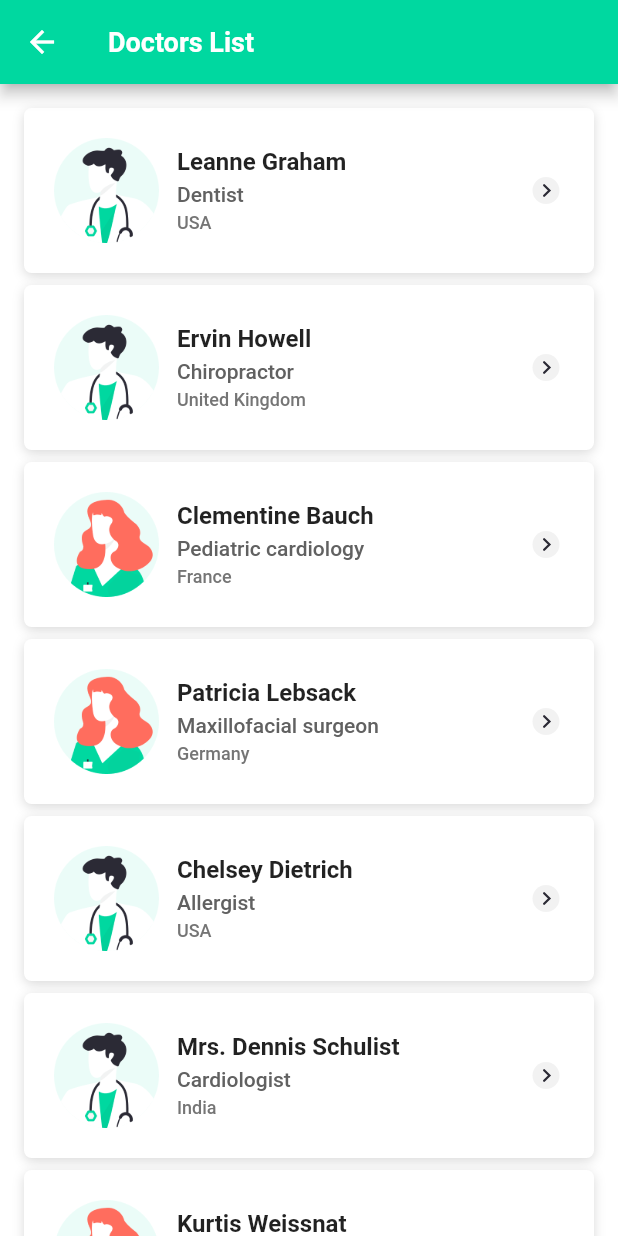
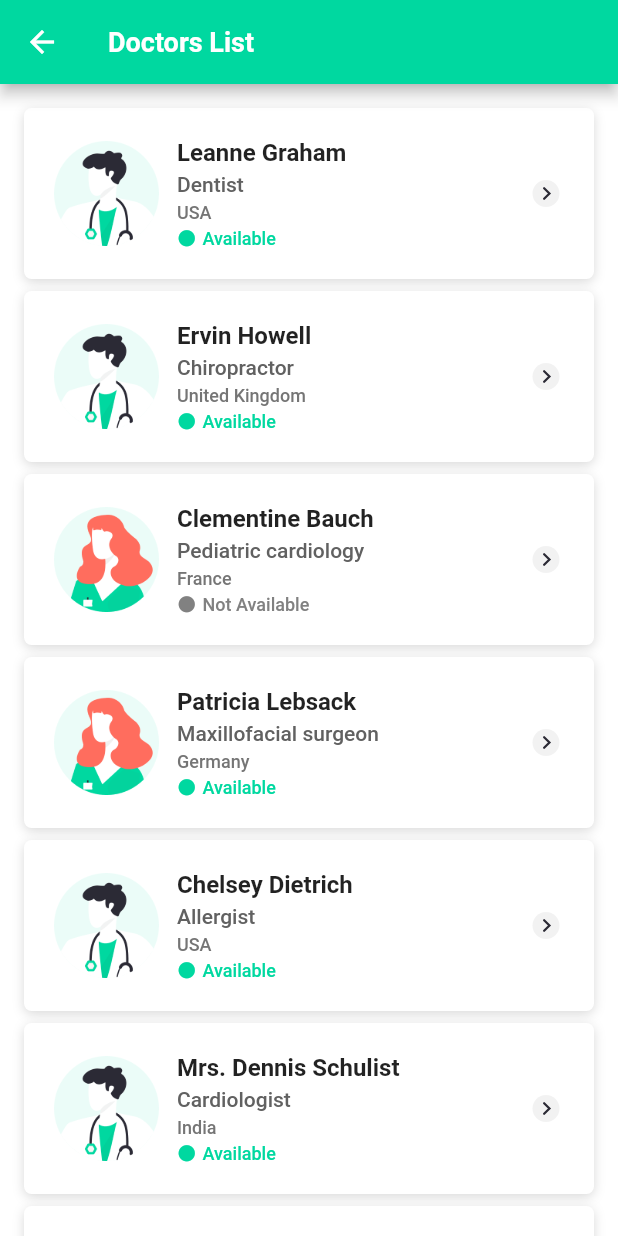
Before and after one commit to Djamel96/doctoVirt, a Flutter app: the DoctorsListMainScreen screen opened directly, on a phone screen of 412 x 824 dp. Run offline on Flutter 3.47's test engine with Material 2 defaults, Android fonts, the phone set to English and light mode, and no system bars; our stand-ins replace email_validator, flutter_keyboard_visibility, flutter_svg, get, permission_handler, shared_preferences; missing offline and left inert: agora_rtc_engine; accounts and stored records are empty; Roboto replaces fonts that are missing (DMSans).

Commit message:
add doctor availability

```diff
--- a/lib/doctor/screens/patient_request_screen.dart
+++ b/lib/doctor/screens/patient_request_screen.dart
@@ -1,5 +1,8 @@
+import 'package:doctovirt/chooseProfile/choose_profile_type_screen.dart';
 import 'package:doctovirt/doctor/widgets/one_patient_request_widget.dart';
+import 'package:doctovirt/elements/custom_inkwell.dart';
 import 'package:flutter/material.dart';
+import 'package:get/get.dart';
 
 class PatientRequestScreen extends StatefulWidget {
   const PatientRequestScreen({super.key});
@@ -15,10 +18,30 @@ class _PatientRequestScreenState extends State<PatientRequestScreen> {
       appBar: AppBar(
         title: const Text("Patients requests"),
         automaticallyImplyLeading: false,
+        actions: [
+          CustomInKWell(
+            onTap: () {
+              Get.offAll(() => const ChooseProfileTypeScreen());
+            },
+            child: Container(
+              alignment: Alignment.center,
+              padding: const EdgeInsets.only(right: 20),
+              child: const Text(
+                "Logout",
+                style: TextStyle(
+                    fontSize: 16,
+                    fontWeight: FontWeight.w600,
+                    color: Colors.white),
+              ),
+            ),
+          ),
+        ],
       ),
       body: ListView(
         padding: const EdgeInsets.all(20),
-        children: [OnePatientRequestWidget()],
+        children: const [
+          OnePatientRequestWidget(),
+        ],
       ),
     );
   }
--- a/lib/doctorsList/models/doctor.dart
+++ b/lib/doctorsList/models/doctor.dart
@@ -37,6 +37,8 @@ class Doctor {
     required this.specialty,
     required this.gender,
     required this.country,
+    required this.hasFree,
+    required this.isActive,
   });
 
   final int id;
@@ -49,6 +51,8 @@ class Doctor {
   final Specialty specialty;
   final int gender;
   final String country;
+  final bool isActive;
+  final bool hasFree;
 
   factory Doctor.fromJson(Map<String, dynamic> json) => Doctor(
       id: json["id"],
@@ -62,7 +66,8 @@ class Doctor {
       specialty: Specialty.fromJson(json["specialty"]),
       gender: json['gender'],
       country: json['country'],
-      );
+      isActive: json['isActive'],
+      hasFree: json['hasFree']);
 
   Map<String, dynamic> toJson() => {
         "id": id,
--- a/lib/doctorsList/models/doctor_list.dart
+++ b/lib/doctorsList/models/doctor_list.dart
@@ -16,6 +16,8 @@ List doctors = [
     "website": "hildegard.org",
     "specialty": {"name": "Dentist", "id": "1"},
     "country": "USA",
+    "hasFree": true,
+    "isActive": true,
   },
   {
     "id": 2,
@@ -34,6 +36,8 @@ List doctors = [
     "website": "anastasia.net",
     "specialty": {"name": "Chiropractor", "id": "2"},
     "country": "United Kingdom",
+    "hasFree": false,
+    "isActive": true,
   },
   {
     "id": 3,
@@ -52,6 +56,8 @@ List doctors = [
     "website": "ramiro.info",
     "specialty": {"name": "Pediatric cardiology", "id": "3"},
     "country": "France",
+    "hasFree": true,
+    "isActive": false,
   },
   {
     "id": 4,
@@ -70,6 +76,8 @@ List doctors = [
     "website": "kale.biz",
     "specialty": {"name": "Maxillofacial surgeon", "id": "4"},
     "country": "Germany",
+    "hasFree": true,
+    "isActive": true,
   },
   {
     "id": 5,
@@ -88,6 +96,8 @@ List doctors = [
     "website": "demarco.info",
     "specialty": {"name": "Allergist", "id": "5"},
     "country": "USA",
+    "hasFree": false,
+    "isActive": true,
   },
   {
     "id": 6,
@@ -106,6 +116,8 @@ List doctors = [
     "website": "ola.org",
     "specialty": {"name": "Cardiologist", "id": "6"},
     "country": "India",
+    "hasFree": true,
+    "isActive": true,
   },
   {
     "id": 7,
@@ -124,6 +136,8 @@ List doctors = [
     "website": "elvis.io",
     "specialty": {"name": "Audioprosthetist", "id": "7"},
     "country": "China",
+    "hasFree": true,
+    "isActive": false,
   },
   {
     "id": 8,
@@ -142,6 +156,8 @@ List doctors = [
     "website": "jacynthe.com",
     "specialty": {"name": "Chiropractor", "id": "2"},
     "country": "Canada",
+    "hasFree": true,
+    "isActive": true,
   },
   {
     "id": 9,
@@ -160,6 +176,8 @@ List doctors = [
     "website": "conrad.com",
     "specialty": {"name": "Pediatric cardiology", "id": "3"},
     "country": "Germany",
+    "hasFree": false,
+    "isActive": true,
   },
   {
     "id": 10,
@@ -178,5 +196,7 @@ List doctors = [
     "website": "ambrose.net",
     "specialty": {"name": "Maxillofacial surgeon", "id": "4"},
     "country": "India",
+    "hasFree": true,
+    "isActive": false,
   }
 ];
--- a/lib/doctorsList/widgets/one_doctor.dart
+++ b/lib/doctorsList/widgets/one_doctor.dart
@@ -3,6 +3,7 @@ import 'package:doctovirt/doctorsList/screens/doctor_profile_details.dart';
 import 'package:doctovirt/elements/custom_card.dart';
 import 'package:doctovirt/elements/custom_inkwell.dart';
 import 'package:doctovirt/elements/forward_icon.dart';
+import 'package:doctovirt/them/colors.dart';
 import 'package:flutter/material.dart';
 import 'package:get/get.dart';
 
@@ -55,6 +56,29 @@ class OneDoctorWidget extends StatelessWidget {
                           fontWeight: FontWeight.w500,
                           color: Colors.grey.shade600),
                     ),
+                    const SizedBox(height: 3),
+                    Row(
+                      children: [
+                        Icon(
+                          Icons.circle,
+                          size: 13,
+                          color: doctor.isActive
+                              ? AppColors.appMain100
+                              : AppColors.grey129,
+                        ),
+                        const SizedBox(width: 4),
+                        Text(
+                          doctor.isActive ? "Available" : "Not Available",
+                          style: TextStyle(
+                            fontSize: 12,
+                            fontWeight: FontWeight.w500,
+                            color: doctor.isActive
+                                ? AppColors.appMain100
+                                : AppColors.grey129,
+                          ),
+                        ),
+                      ],
+                    ),
                   ],
                 ),
               ),
```
Lines whose indentation alone changed are shown as unchanged.
